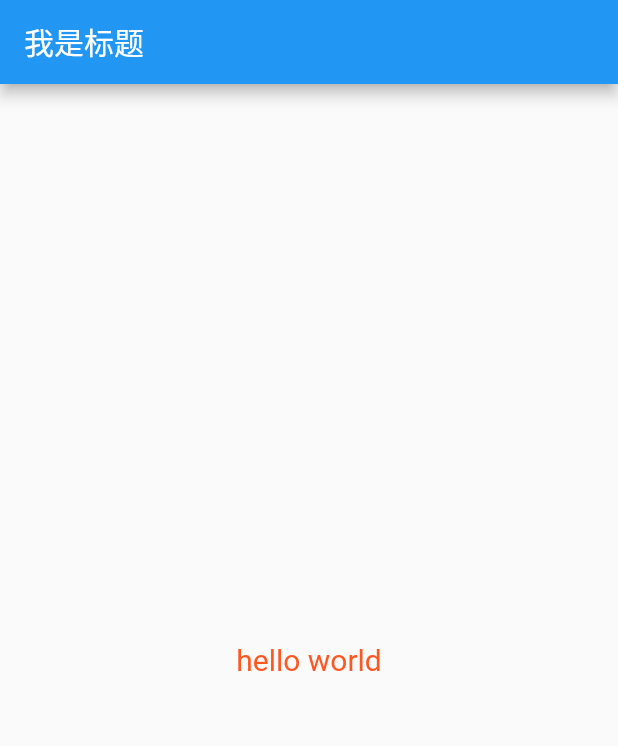
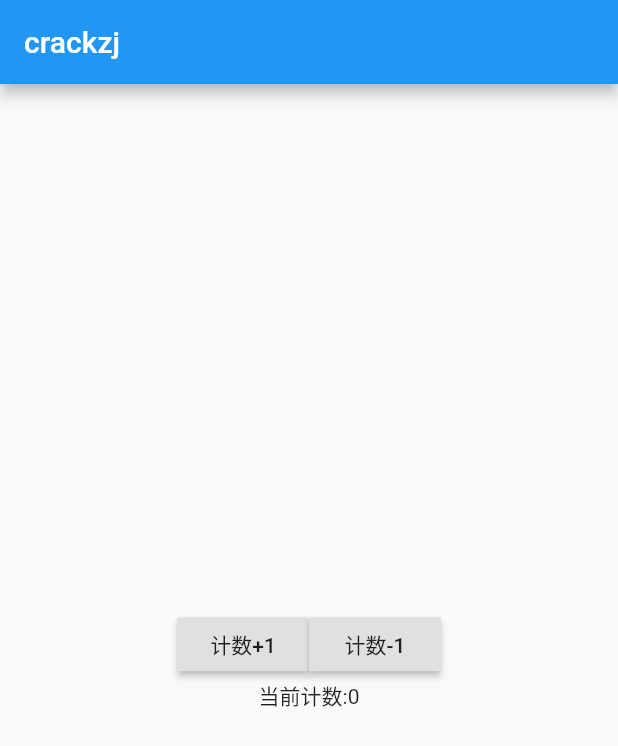
Before and after one commit to crackzj/flutter, a Flutter app: the screen it shows after launch, on a phone screen of 412 x 824 dp. Shown: the top 746 px of the screen. Run offline on Flutter 3.47's test engine with Material 2 defaults, Android fonts, the phone set to English and light mode, and no system bars.

```diff
--- a/lib/main.dart
+++ b/lib/main.dart
@@ -1,18 +1,89 @@
 import 'package:flutter/material.dart';
 
-void main(List<String> args) {
-  runApp(MaterialApp(
-    title: "hello world",
-    home: Scaffold(
-      appBar: AppBar(
-        title: Text("我是标题"),
+void main(List<String> args) => runApp(MyApp());
+
+class MyApp extends StatelessWidget {
+  @override
+  Widget build(BuildContext context) {
+    // TODO: implement build
+    return MaterialApp(
+      title: "crackzj",
+      home: Scaffold(
+        appBar: AppBar(
+          title: Text("crackzj"),
+        ),
+        body: ContentWidget(),
       ),
-      body: Center(
-          child: Text(
-        "hello world",
-        textDirection: TextDirection.ltr,
-        style: TextStyle(fontSize: 20, color: Colors.deepOrange),
-      )),
-    ),
-  ));
+    );
+  }
 }
+
+class BodyContent extends StatelessWidget {
+  final int counter = 0;
+  Widget build(BuildContext ctx) {
+    return Center(
+      child: Column(
+        mainAxisAlignment: MainAxisAlignment.center,
+        crossAxisAlignment: CrossAxisAlignment.center,
+        children: [
+          RaisedButton(
+            onPressed: () {
+              print("按钮点击了");
+            },
+            child: Text("计数+1"),
+          ),
+          Text(
+            "当前计数:$counter",
+            style: TextStyle(fontSize: 25),
+          )
+        ],
+      ),
+    );
+  }
+}
+
+class ContentWidget extends StatefulWidget {
+  @override
+  State<StatefulWidget> createState() {
+    // TODO: implement createState
+    return ContentWidgetState();
+  }
+}
+
+class ContentWidgetState extends State<ContentWidget> {
+  int counter = 0;
+  @override
+  Widget build(BuildContext ctx) {
+    return Center(
+      child: Column(
+        mainAxisAlignment: MainAxisAlignment.center,
+        crossAxisAlignment: CrossAxisAlignment.center,
+        children: [
+          Row(
+            mainAxisAlignment: MainAxisAlignment.center,
+            crossAxisAlignment: CrossAxisAlignment.center,
+            children: [
+              RaisedButton(
+                onPressed: () {
+                  setState(() {
+                    counter++;
+                  });
+                },
+                child: Text("计数+1"),
+              ),
+              RaisedButton(
+                onPressed: () {
+                  setState(() {
+                    counter--;
+                  });
+                },
+                child: Text("计数-1"),
+              ),
+            ],
+          ),
+          Text("当前计数:$counter")
+        ],
+      ),
+    );
+  }
+}
```
